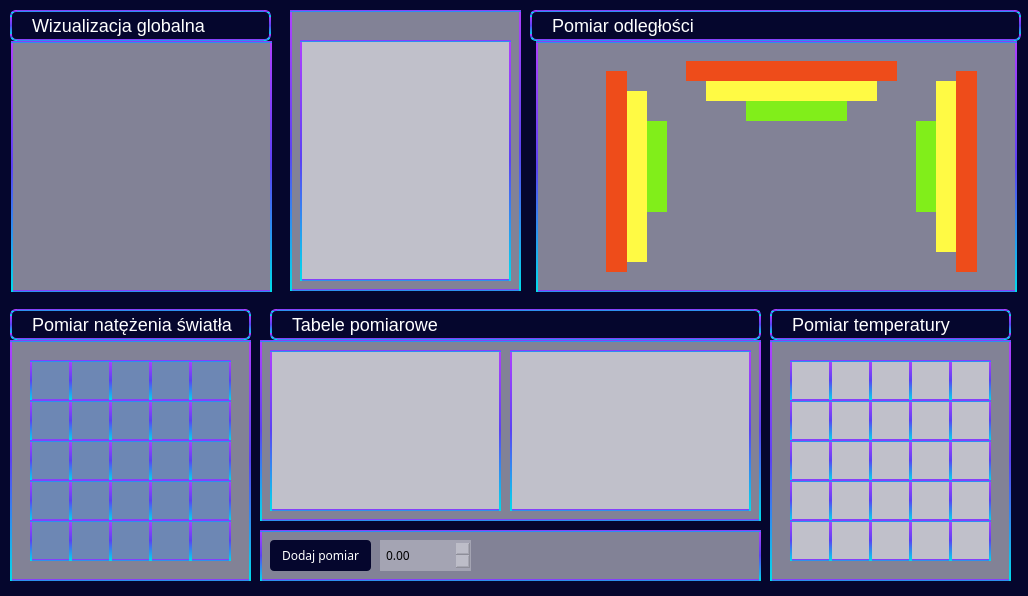
Before: the Qt Designer form form.ui in olala10/wds, drawn with Qt 5.
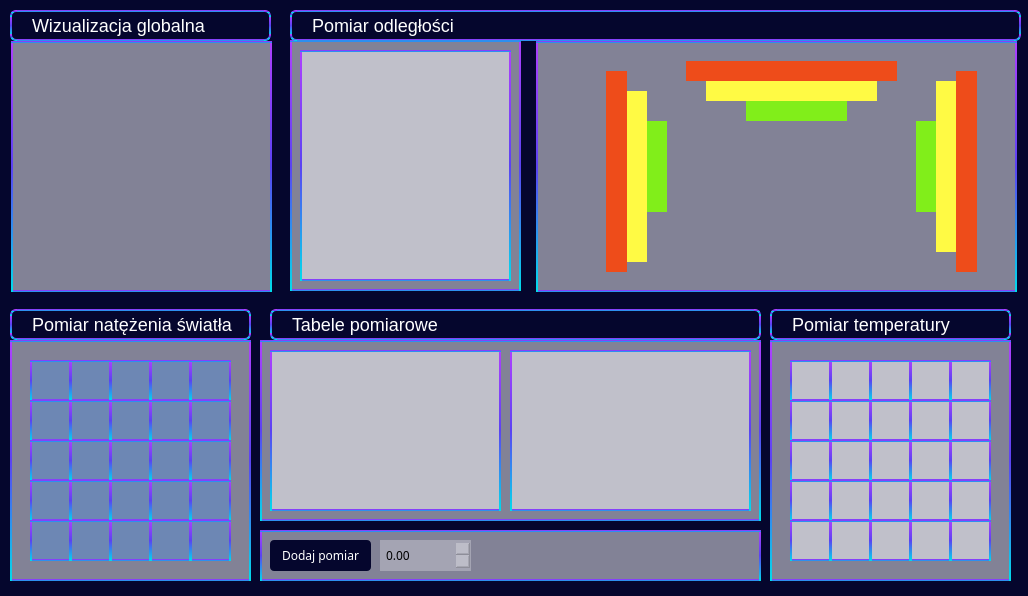
After: the same form once the commit is applied.

```diff
--- a/form.ui
+++ b/form.ui
@@ -1038,9 +1038,9 @@
    <property name="geometry">
     <rect>
      <x>290</x>
-     <y>10</y>
+     <y>40</y>
      <width>231</width>
-     <height>281</height>
+     <height>251</height>
     </rect>
    </property>
    <property name="styleSheet">
@@ -1058,9 +1058,9 @@
     <property name="geometry">
      <rect>
       <x>10</x>
-      <y>30</y>
+      <y>10</y>
       <width>211</width>
-      <height>241</height>
+      <height>231</height>
      </rect>
     </property>
    </widget>
@@ -1370,9 +1370,9 @@
   <widget class="QLabel" name="label_29">
    <property name="geometry">
     <rect>
-     <x>530</x>
+     <x>290</x>
      <y>10</y>
-     <width>491</width>
+     <width>731</width>
      <height>31</height>
     </rect>
    </property>
```
Left out of the diff: 57 changed lines with no effect on the pictures.
